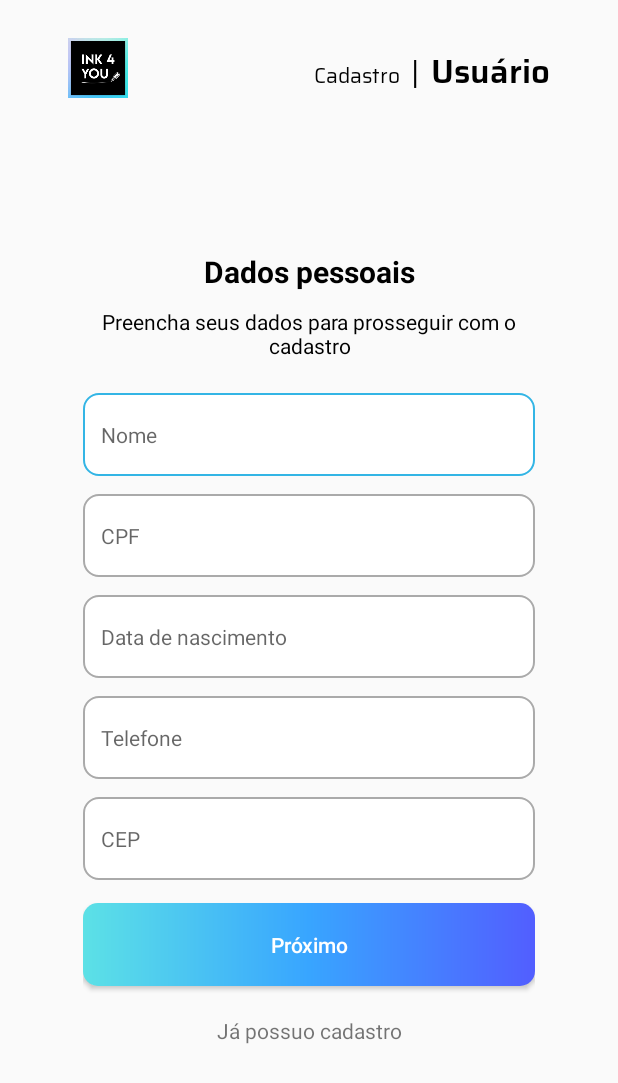
After one commit to Ink4You/Ink4You-App, an Android app: the UserRegistry screen opened directly, with no data from a screen before it, on a phone screen of 412 x 824 dp. The commit adds this screen. Shown: the top 1083 px of the screen. Run offline under Robolectric (Android 15) with nearby library versions, the phone set to English and light mode, and no system bars.

Commit message:
[WIP]: user registry screen

```diff
--- a/ink4youapp/app/src/main/AndroidManifest.xml
+++ b/ink4youapp/app/src/main/AndroidManifest.xml
@@ -10,6 +10,9 @@
         android:supportsRtl="true"
         android:theme="@style/Theme.Ink4youapp">
         <activity
+            android:name=".UserRegistry"
+            android:exported="true" />
+        <activity
             android:name=".MainActivity"
             android:exported="true">
             <intent-filter>
--- a/ink4youapp/app/src/main/java/com/example/ink4youapp/MainActivity.kt
+++ b/ink4youapp/app/src/main/java/com/example/ink4youapp/MainActivity.kt
@@ -1,6 +1,7 @@
 package com.example.ink4youapp
 
 import android.animation.ObjectAnimator
+import android.content.Intent
 import androidx.appcompat.app.AppCompatActivity
 import android.os.Bundle
 import android.os.Handler
@@ -26,6 +27,7 @@ class MainActivity : AppCompatActivity() {
 
     fun showRegistryOptions(view: View) {
         var animation = AnimationUtils.loadAnimation(this, R.anim.fade_out)
+
         linear_login.startAnimation(animation)
         linear_login.visibility = View.GONE
 
@@ -38,6 +40,7 @@ class MainActivity : AppCompatActivity() {
 
     fun showLogin(view: View) {
         var animation = AnimationUtils.loadAnimation(this, R.anim.fade_out)
+
         linear_registry.startAnimation(animation)
         linear_registry.visibility = View.GONE
 
@@ -48,4 +51,9 @@ class MainActivity : AppCompatActivity() {
         }, 300)
     }
 
+    fun goToUserRegistry(view: View) {
+        val userRegistry: Intent = Intent(baseContext, UserRegistry::class.java)
+        startActivity(userRegistry)
+    }
+
 }
--- /dev/null
+++ b/ink4youapp/app/src/main/java/com/example/ink4youapp/UserRegistry.kt
@@ -0,0 +1,17 @@
+package com.example.ink4youapp
+
+import android.content.Intent
+import androidx.appcompat.app.AppCompatActivity
+import android.os.Bundle
+import android.view.View
+
+class UserRegistry : AppCompatActivity() {
+    override fun onCreate(savedInstanceState: Bundle?) {
+        super.onCreate(savedInstanceState)
+        setContentView(R.layout.activity_user_registry)
+    }
+
+    fun backToLogin(view: View) {
+        startActivity(Intent(baseContext, MainActivity::class.java))
+    }
+}
--- a/ink4youapp/app/src/main/res/layout/activity_main.xml
+++ b/ink4youapp/app/src/main/res/layout/activity_main.xml
@@ -125,7 +125,7 @@
                         android:layout_height="55dp"
                         android:layout_marginTop="15dp"
                         android:background="@drawable/blue_gradient"
-                        android:text="@string/login_btn"
+                        android:text="@string/getin_label"
                         android:textAllCaps="false"
                         android:textColor="@color/white" />
 
@@ -134,9 +134,10 @@
                         android:layout_height="wrap_content"
                         android:layout_marginTop="15dp"
                         android:onClick="showRegistryOptions"
-                        android:text="@string/register_btn"
+                        android:text="@string/havent_registry"
                         android:textAlignment="center"
                         android:textSize="14dp" />
+
                 </LinearLayout>
 
                 <LinearLayout
@@ -170,19 +171,20 @@
                         android:layout_width="match_parent"
                         android:layout_height="55dp"
                         android:layout_marginTop="25dp"
+                        android:background="@drawable/blue_gradient"
+                        android:onClick="goToUserRegistry"
                         android:text="@string/user_btn"
                         android:textAllCaps="false"
-                        android:textColor="@color/white"
-                        android:background="@drawable/blue_gradient"/>
+                        android:textColor="@color/white" />
 
                     <Button
                         android:layout_width="match_parent"
                         android:layout_height="55dp"
                         android:layout_marginTop="12dp"
+                        android:background="@drawable/blue_gradient"
                         android:text="@string/tattoo_artist_btn"
                         android:textAllCaps="false"
-                        android:textColor="@color/white"
-                        android:background="@drawable/blue_gradient"/>
+                        android:textColor="@color/white" />
 
                     <TextView
                         android:layout_width="match_parent"
@@ -194,7 +196,11 @@
                         android:textSize="14dp" />
 
                 </LinearLayout>
+
             </LinearLayout>
+
         </LinearLayout>
+
     </ScrollView>
+
 </androidx.constraintlayout.widget.ConstraintLayout>
--- /dev/null
+++ b/ink4youapp/app/src/main/res/layout/activity_user_registry.xml
@@ -0,0 +1,166 @@
+<?xml version="1.0" encoding="utf-8"?>
+<androidx.constraintlayout.widget.ConstraintLayout xmlns:android="http://schemas.android.com/apk/res/android"
+    android:layout_width="match_parent"
+    android:layout_height="match_parent">
+
+    <LinearLayout
+        android:layout_width="match_parent"
+        android:layout_height="match_parent"
+        android:orientation="vertical"
+        android:padding="25dp">
+
+        <LinearLayout
+            android:layout_width="match_parent"
+            android:layout_height="wrap_content"
+            android:gravity="bottom"
+            android:orientation="horizontal"
+            android:paddingHorizontal="20dp">
+
+            <ImageView
+                android:layout_width="40dp"
+                android:layout_height="40dp"
+                android:background="@drawable/ink_logo" />
+
+            <TextView
+                android:layout_width="wrap_content"
+                android:layout_height="wrap_content"
+                android:layout_weight="8"
+                android:fontFamily="@font/saira_regular"
+                android:text="@string/registry_label_2"
+                android:textAlignment="textEnd"
+                android:textColor="@color/black"
+                android:textSize="14dp" />
+
+            <TextView
+                android:layout_width="wrap_content"
+                android:layout_height="wrap_content"
+                android:layout_weight="1"
+                android:fontFamily="@font/saira_regular"
+                android:text="|"
+                android:textAlignment="center"
+                android:textColor="@color/black"
+                android:textSize="20dp" />
+
+            <TextView
+                android:layout_width="wrap_content"
+                android:layout_height="wrap_content"
+                android:fontFamily="@font/saira_semibold"
+                android:text="@string/user_label"
+                android:textAlignment="textEnd"
+                android:textColor="@color/black"
+                android:textSize="22dp" />
+        </LinearLayout>
+
+        <LinearLayout
+            android:layout_width="match_parent"
+            android:layout_height="match_parent"
+            android:gravity="center"
+            android:orientation="vertical"
+            android:paddingHorizontal="30dp">
+
+            <TextView
+                android:layout_width="match_parent"
+                android:layout_height="wrap_content"
+                android:text="@string/personal_infos"
+                android:textAlignment="center"
+                android:textColor="@color/black"
+                android:textSize="20dp"
+                android:textStyle="bold" />
+
+            <TextView
+                android:layout_width="match_parent"
+                android:layout_height="wrap_content"
+                android:layout_marginTop="10dp"
+                android:layout_marginBottom="10dp"
+                android:onClick="backToLogin"
+                android:text="@string/personal_infos_desc"
+                android:textAlignment="center"
+                android:textColor="@color/black"
+                android:textSize="14dp" />
+
+            <EditText
+                android:layout_width="match_parent"
+                android:layout_height="55dp"
+                android:layout_gravity="center"
+                android:layout_marginTop="12dp"
+                android:background="@drawable/custom_input"
+                android:drawablePadding="10dp"
+                android:hint="@string/name_placeholder"
+                android:paddingStart="12dp"
+                android:paddingEnd="12dp"
+                android:textSize="14dp" />
+
+            <EditText
+                android:layout_width="match_parent"
+                android:layout_height="55dp"
+                android:layout_gravity="center"
+                android:layout_marginTop="12dp"
+                android:background="@drawable/custom_input"
+                android:drawablePadding="10dp"
+                android:hint="@string/cpf_placeholder"
+                android:paddingStart="12dp"
+                android:paddingEnd="12dp"
+                android:textSize="14dp" />
+
+            <EditText
+                android:layout_width="match_parent"
+                android:layout_height="55dp"
+                android:layout_gravity="center"
+                android:layout_marginTop="12dp"
+                android:background="@drawable/custom_input"
+                android:drawablePadding="10dp"
+                android:hint="@string/birth_date_placeholder"
+                android:inputType="date"
+                android:paddingStart="12dp"
+                android:paddingEnd="12dp"
+                android:textSize="14dp" />
+
+            <EditText
+                android:layout_width="match_parent"
+                android:layout_height="55dp"
+                android:layout_gravity="center"
+                android:layout_marginTop="12dp"
+                android:background="@drawable/custom_input"
+                android:drawablePadding="10dp"
+                android:hint="@string/telephone_placeholder"
+                android:inputType="date"
+                android:paddingStart="12dp"
+                android:paddingEnd="12dp"
+                android:textSize="14dp" />
+
+            <EditText
+                android:layout_width="match_parent"
+                android:layout_height="55dp"
+                android:layout_gravity="center"
+                android:layout_marginTop="12dp"
+                android:background="@drawable/custom_input"
+                android:drawablePadding="10dp"
+                android:hint="@string/zip_code_placeholder"
+                android:inputType="date"
+                android:paddingStart="12dp"
+                android:paddingEnd="12dp"
+                android:textSize="14dp" />
+
+            <Button
+                android:layout_width="match_parent"
+                android:layout_height="55dp"
+                android:layout_marginTop="15dp"
+                android:background="@drawable/blue_gradient"
+                android:text="@string/next_label"
+                android:textAllCaps="false"
+                android:textColor="@color/white" />
+
+            <TextView
+                android:layout_width="match_parent"
+                android:layout_height="wrap_content"
+                android:layout_marginTop="20dp"
+                android:onClick="showLogin"
+                android:text="@string/have_registry"
+                android:textAlignment="center"
+                android:textSize="14dp" />
+
+        </LinearLayout>
+
+    </LinearLayout>
+
+</androidx.constraintlayout.widget.ConstraintLayout>
--- a/ink4youapp/app/src/main/res/values/strings.xml
+++ b/ink4youapp/app/src/main/res/values/strings.xml
@@ -6,18 +6,34 @@
     <string name="login_label">Logar-se</string>
     <string name="login_desc">Preencha os campos abaixo para se logar ;)</string>
 
+    <string name="user_label">Usuário</string>
+    <string name="tattoo_artist_label">Tatuador</string>
+
+    <string name="personal_infos">Dados pessoais</string>
+    <string name="personal_infos_desc">Preencha seus dados para prosseguir com o cadastro</string>
+
+    <string name="name_placeholder">Nome</string>
+    <string name="cpf_placeholder">CPF</string>
+    <string name="birth_date_placeholder">Data de nascimento</string>
+    <string name="telephone_placeholder">Telefone</string>
+    <string name="zip_code_placeholder">CEP</string>
+
     <string name="email_placeholder">Email</string>
     <string name="password_placeholder">Senha</string>
+    <string name="confirm_password_placeholder">Confirmar senha</string>
 
-    <string name="login_btn">Entrar</string>
-    <string name="register_btn">Não possuo cadastro</string>
+    <string name="getin_label">Entrar</string>
+    <string name="next_label">Próximo</string>
+
+    <string name="have_registry">Já possuo cadastro</string>
+    <string name="havent_registry">Não possuo cadastro</string>
 
     <string name="registry_label">Cadastrar-se</string>
+    <string name="registry_label_2">Cadastro</string>
     <string name="registry_desc">Escolha uma das opções abaixo para se cadastrar</string>
 
     <string name="user_btn">Quero me tatuar!</string>
     <string name="tattoo_artist_btn">Sou tatuador!</string>
 
     <string name="back_label">Voltar</string>
-
 </resources>
```
Also changed, not shown: ink4youapp/app/src/main/res/drawable-v24/ink_logo.png (added), ink4youapp/app/src/main/res/drawable/ink_logo.png (deleted).
